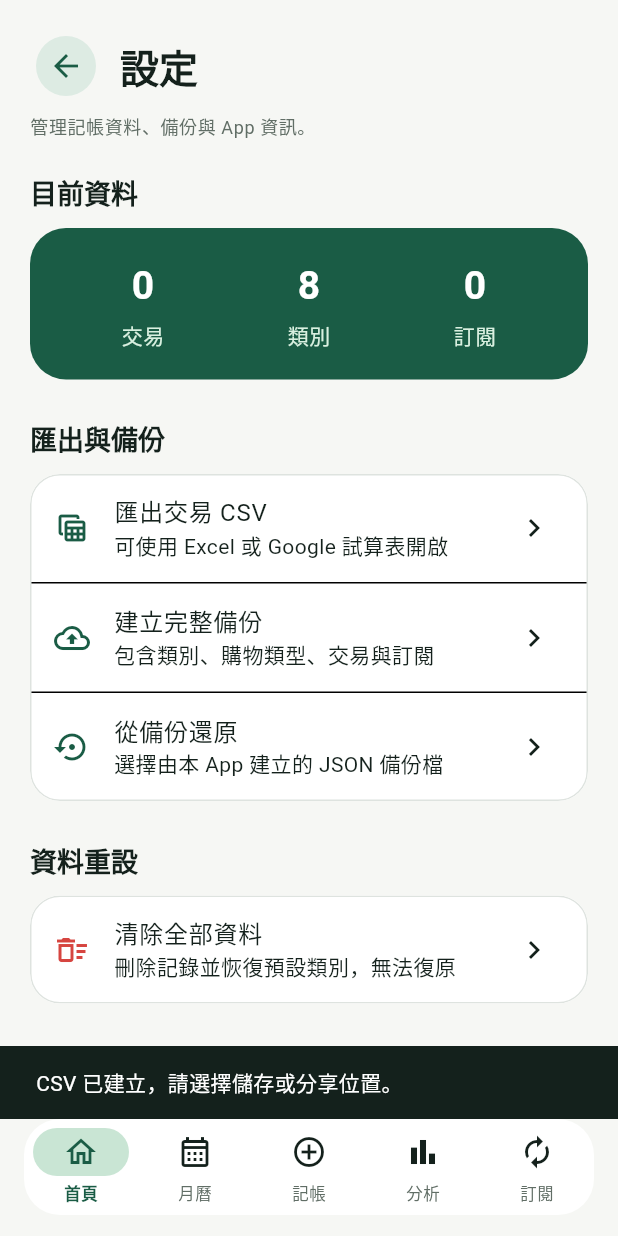
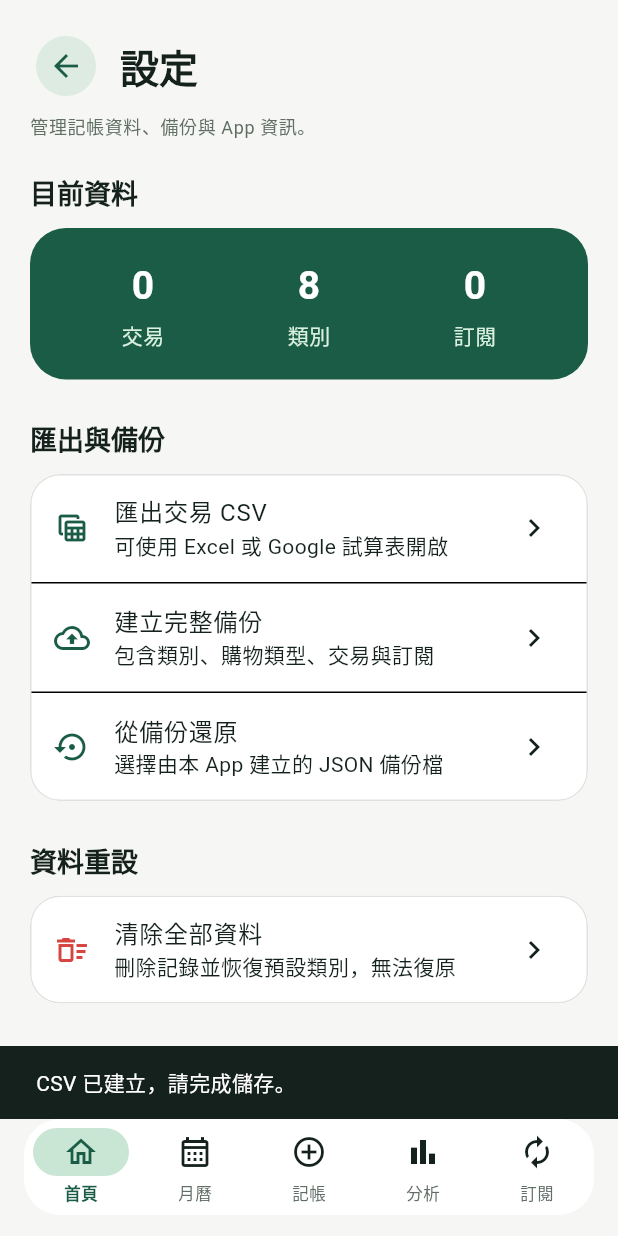
Before and after one commit to Yishin-Jiang/Expense-tracker, a Flutter app: the SettingsPage screen opened by its route, after a tap on "匯出交易 CSV", on a phone screen of 412 x 824 dp. Run offline on Flutter 3.47's test engine with Material 3 defaults, Android fonts, the light colour scheme and no system bars; our stand-ins replace drift, file_picker, flutter_riverpod, go_router, package_info_plus, share_plus; accounts and stored records are empty; generated files the repository leaves out were written again; Roboto replaces fonts that are missing (Noto Sans TC).

Commit message:
備份功能修改

```diff
--- /dev/null
+++ b/lib/features/settings/data/exported_file_writer.dart
@@ -0,0 +1,2 @@
+export 'exported_file_writer_native.dart'
+    if (dart.library.js_interop) 'exported_file_writer_web.dart';
--- /dev/null
+++ b/lib/features/settings/data/exported_file_writer_native.dart
@@ -0,0 +1,16 @@
+import 'dart:ui';
+
+import 'package:share_plus/share_plus.dart';
+
+import '../domain/data_file_gateway.dart';
+
+Future<void> writeExportedFile(ExportedDataFile file) async {
+  await SharePlus.instance.share(
+    ShareParams(
+      title: file.name,
+      files: [XFile.fromData(file.bytes, mimeType: file.mimeType)],
+      fileNameOverrides: [file.name],
+      sharePositionOrigin: const Rect.fromLTWH(0, 0, 1, 1),
+    ),
+  );
+}
--- /dev/null
+++ b/lib/features/settings/data/exported_file_writer_web.dart
@@ -0,0 +1,7 @@
+import 'package:file_picker/file_picker.dart';
+
+import '../domain/data_file_gateway.dart';
+
+Future<void> writeExportedFile(ExportedDataFile file) async {
+  await FilePicker.platform.saveFile(fileName: file.name, bytes: file.bytes);
+}
--- a/lib/features/settings/data/platform_data_file_gateway.dart
+++ b/lib/features/settings/data/platform_data_file_gateway.dart
@@ -1,10 +1,9 @@
 import 'dart:typed_data';
-import 'dart:ui';
 
 import 'package:file_picker/file_picker.dart';
-import 'package:share_plus/share_plus.dart';
 
 import '../domain/data_file_gateway.dart';
+import 'exported_file_writer.dart';
 import 'picked_file_reader.dart';
 
 class PlatformDataFileGateway implements DataFileGateway {
@@ -12,14 +11,7 @@ class PlatformDataFileGateway implements DataFileGateway {
 
   @override
   Future<void> share(ExportedDataFile file) async {
-    await SharePlus.instance.share(
-      ShareParams(
-        title: file.name,
-        files: [XFile.fromData(file.bytes, mimeType: file.mimeType)],
-        fileNameOverrides: [file.name],
-        sharePositionOrigin: const Rect.fromLTWH(0, 0, 1, 1),
-      ),
-    );
+    await writeExportedFile(file);
   }
 
   @override
--- a/lib/features/settings/presentation/settings_page.dart
+++ b/lib/features/settings/presentation/settings_page.dart
@@ -142,7 +142,7 @@ class _SettingsPageState extends ConsumerState<SettingsPage> {
 
   Future<void> _exportCsv() => _runAction(
     () => ref.read(dataManagementServiceProvider).exportTransactionsCsv(),
-    successMessage: 'CSV 已建立，請選擇儲存或分享位置。',
+    successMessage: 'CSV 已建立，請完成儲存。',
   );
 
   Future<void> _exportBackup() => _runAction(
```
